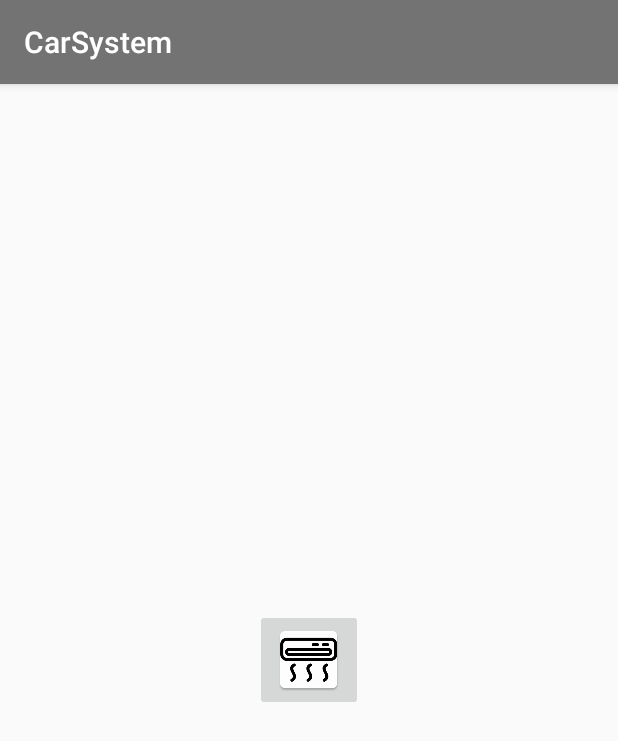
After one commit to mazaval4/carApp, an Android app: the AcActivity screen opened directly, with no data from a screen before it, on a phone screen of 412 x 824 dp. The commit adds this screen. Shown: the top 741 px of the screen. Run offline under Robolectric (Android 15) with nearby library versions, the phone set to English and light mode, and no system bars.

Commit message:
Added Car AC Portion

```diff
--- a/app/src/main/AndroidManifest.xml
+++ b/app/src/main/AndroidManifest.xml
@@ -23,6 +23,7 @@
         <activity android:name=".RadioActivity" />
         <activity android:name=".RadioActivity2" />
         <activity android:name=".CallerActivity" />
+        <activity android:name=".AcActivity" />
         <activity
             android:name=".MapActivity"
             android:label="@string/title_activity_map"
--- /dev/null
+++ b/app/src/main/java/com/ser401/carsystem/AcActivity.java
@@ -0,0 +1,23 @@
+package com.ser401.carsystem;
+
+import android.content.Intent;
+import android.support.v7.app.AppCompatActivity;
+import android.os.Bundle;
+import android.view.MotionEvent;
+import android.view.View;
+import android.widget.Button;
+
+public class AcActivity extends AppCompatActivity {
+
+    @Override
+    protected void onCreate(Bundle savedInstanceState) {
+        super.onCreate(savedInstanceState);
+        setContentView(R.layout.activity_ac);
+
+        setup();
+    }
+
+    public void setup(){
+
+    }
+}
--- /dev/null
+++ b/app/src/main/res/layout/activity_ac.xml
@@ -0,0 +1,14 @@
+<?xml version="1.0" encoding="utf-8"?>
+<RelativeLayout xmlns:android="http://schemas.android.com/apk/res/android"
+    xmlns:app="http://schemas.android.com/apk/res-auto"
+    android:layout_width="match_parent"
+    android:layout_height="match_parent">
+
+    <ImageButton
+        android:layout_width="wrap_content"
+        android:layout_height="wrap_content"
+        app:srcCompat="@mipmap/ac"
+        android:layout_centerVertical="true"
+        android:layout_centerHorizontal="true"
+        android:id="@+id/imageButton" />
+</RelativeLayout>
--- a/build.gradle
+++ b/build.gradle
@@ -5,7 +5,7 @@ buildscript {
         jcenter()
     }
     dependencies {
-        classpath 'com.android.tools.build:gradle:2.1.2'
+        classpath 'com.android.tools.build:gradle:2.2.1'
 
         // NOTE: Do not place your application dependencies here; they belong
         // in the individual module build.gradle files
```
Also changed, not shown: app/src/main/java/com/ser401/carsystem/MainActivity.java (+11 -0 lines), app/src/main/res/layout/activity_main.xml (+4 -3 lines), gradle/wrapper/gradle-wrapper.properties.
